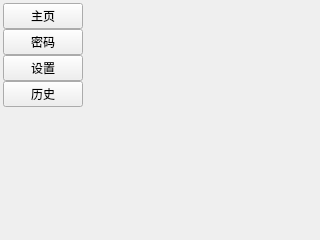
Qt form components/window/res/mainWindow.ui (PPJUST/OnlyUnzip) before a commit.
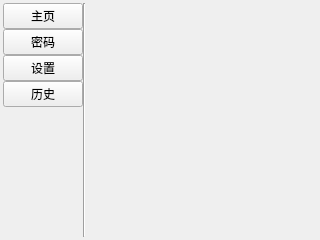
The same form after that commit.

```diff
--- a/components/window/res/mainWindow.ui
+++ b/components/window/res/mainWindow.ui
@@ -14,7 +14,7 @@
    <string>OnlyUnzip</string>
   </property>
   <widget class="QWidget" name="centralwidget">
-   <layout class="QHBoxLayout" name="horizontalLayout" stretch="0,1">
+   <layout class="QHBoxLayout" name="horizontalLayout" stretch="0,0,1">
     <property name="spacing">
      <number>0</number>
     </property>
@@ -114,6 +114,13 @@
       </item>
      </layout>
     </item>
+    <item>
+     <widget class="Line" name="line">
+      <property name="orientation">
+       <enum>Qt::Orientation::Vertical</enum>
+      </property>
+     </widget>
+    </item>
     <item>
      <widget class="QStackedWidget" name="stackedWidget">
       <property name="currentIndex">
```
